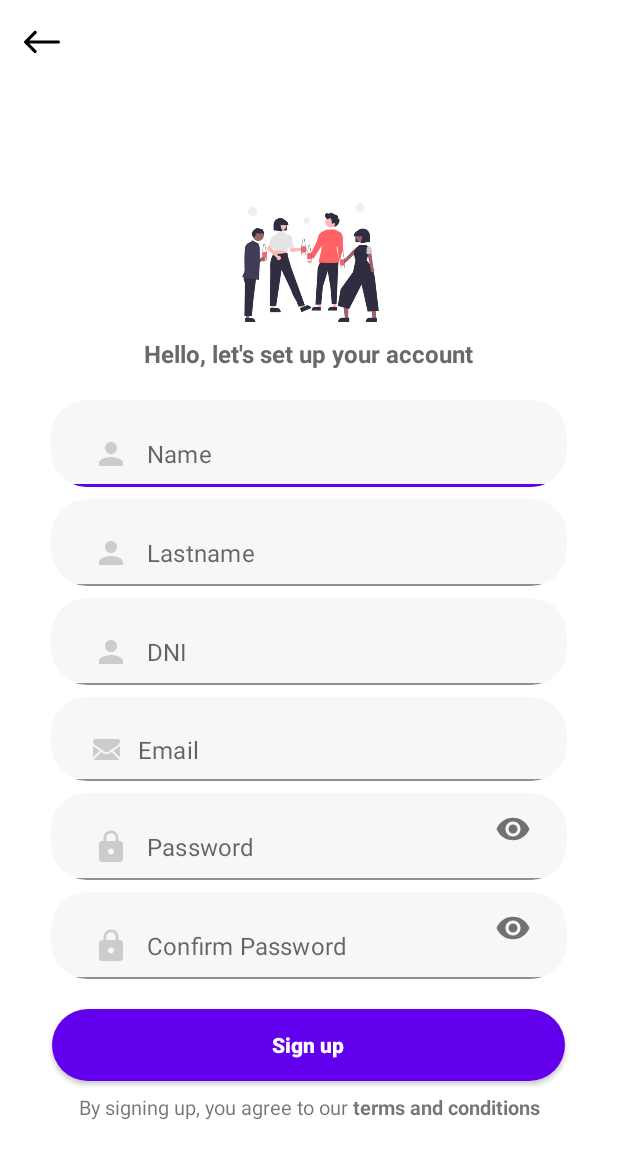
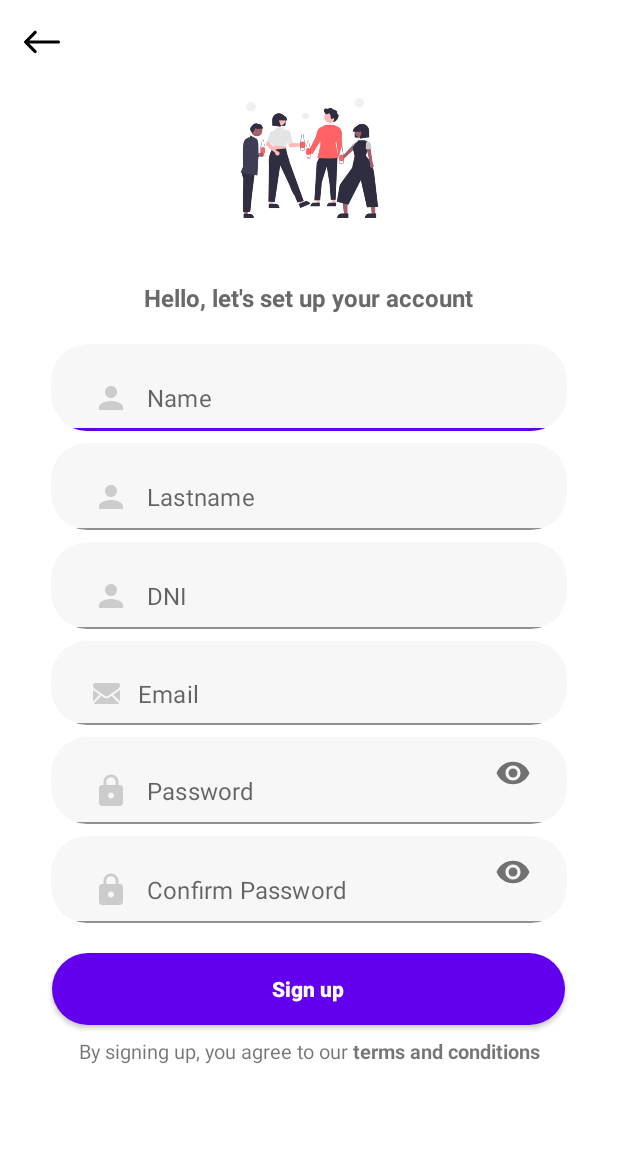
Before and after one commit to santiagogiasone/COVID-PersonLimiter, an Android app: the layout activity_signup.xml on its own in the app's theme, with its tools: preview values and no code run, on a phone screen of 412 x 824 dp. Shown: the top 1159 px of the screen. Run offline under Robolectric (Android 15) with nearby library versions, the phone set to English and light mode, and no system bars.

Commit message:
Cambios en SignUpActivity

```diff
--- a/TP2-CODIGO/app/src/main/res/layout/activity_signup.xml
+++ b/TP2-CODIGO/app/src/main/res/layout/activity_signup.xml
@@ -5,44 +5,46 @@
     android:layout_width="match_parent"
     android:layout_height="match_parent"
     android:background="@color/colorBackground"
+    android:orientation="vertical"
+    android:fillViewport="true"
+    android:fitsSystemWindows="true"
     tools:context=".views.SignUpActivity">
+
+    <Button
+        android:id="@+id/btnGoBack"
+        android:layout_width="47dp"
+        android:layout_height="wrap_content"
+        android:background="@android:color/transparent"
+        tools:ignore="SpeakableTextPresentCheck" />
 
     <androidx.appcompat.widget.Toolbar
         android:id="@+id/toolbar"
         android:layout_width="match_parent"
         android:layout_height="wrap_content"
         android:background="@android:color/transparent"
-        app:navigationIcon="@drawable/ic_back"></androidx.appcompat.widget.Toolbar>
+        app:navigationIcon="@drawable/ic_back">
+    </androidx.appcompat.widget.Toolbar>
 
     <ScrollView
-        android:layout_below="@id/toolbar"
         android:layout_width="match_parent"
         android:layout_height="match_parent"
-        android:orientation="vertical"
-        android:fillViewport="true"
-        android:fitsSystemWindows="true"
-        tools:context="in.insideandroid.template.LoginActivity">
-
-        <RelativeLayout
-            android:layout_width="match_parent"
-            android:layout_height="wrap_content"
         android:orientation="vertical"
         android:scrollbarThumbHorizontal="@null"
         android:scrollbarThumbVertical="@null">
 
         <LinearLayout
             android:layout_width="match_parent"
-                android:layout_height="wrap_content"
+            android:layout_height="match_parent"
             android:layout_centerVertical="true"
             android:orientation="vertical">
 
             <ImageView
-                    android:layout_width="411dp"
-                    android:layout_height="99dp"
-                    android:layout_marginStart="1dp"
-                    android:layout_marginTop="1dp"
-                    android:layout_marginRight="155dp"
-                    android:layout_marginBottom="0dp"
+                android:layout_width="match_parent"
+                android:layout_height="100dp"
+                android:layout_gravity="center"
+                android:layout_marginTop="55dp"
+                android:layout_marginBottom="32dp"
+                android:scaleType="centerInside"
                 app:srcCompat="@drawable/image_login" />
 
             <TextView
@@ -286,10 +288,5 @@
                 android:text="@string/text_signup_terms"
                 android:textSize="13sp" />
         </LinearLayout>
-
+    </ScrollView>
 </RelativeLayout>
-
-
-    </ScrollView>
-
-</RelativeLayout>
```
Also changed, not shown: TP2-CODIGO/app/src/main/AndroidManifest.xml (+8 -1 lines), TP2-CODIGO/app/src/main/java/com/example/covid_personlimiter/views/LoginActivity.java (+11 -2 lines), TP2-CODIGO/app/src/main/java/com/example/covid_personlimiter/views/SignUpActivity.java (+8 -0 lines), TP2-CODIGO/app/src/main/res/layout/loginactivity.xml (+14 -19 lines). Lines whose indentation alone changed are shown as unchanged.
